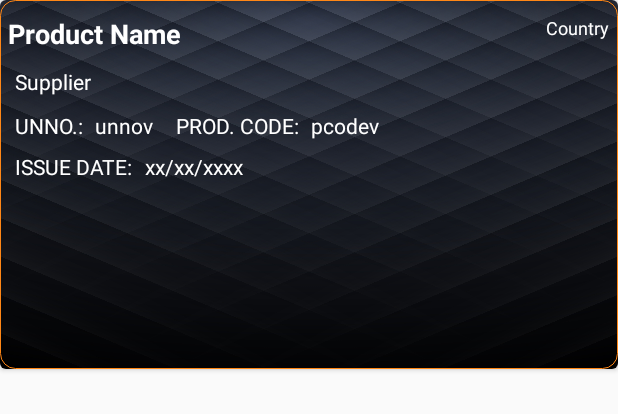
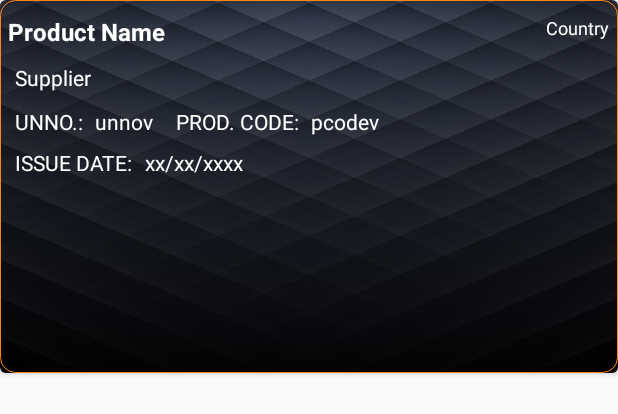
Before and after one commit to chemical-safety-international/InfosafeCSI-onMove-Android-, an Android app: the layout searchtable_item.xml on its own in the app's theme, with its tools: preview values and no code run, on a phone screen of 412 x 824 dp. Shown: the top 414 px of the screen. Run offline under Robolectric (Android 15) with nearby library versions, the phone set to English and light mode, and no system bars.

Commit message:
Adjust some of layouts

```diff
--- a/InfosafeCSIonMoveAndroid/app/src/main/res/layout/searchtable_item.xml
+++ b/InfosafeCSIonMoveAndroid/app/src/main/res/layout/searchtable_item.xml
@@ -64,7 +64,7 @@
             android:layout_height="60dp"
             android:layout_marginStart="10dp"
             android:layout_marginLeft="10dp"
-            android:layout_marginBottom="10dp"
+            android:layout_marginBottom="15dp"
             android:contentDescription="@string/table_Img5"
             app:layout_constraintBottom_toBottomOf="parent"
             app:layout_constraintStart_toEndOf="@+id/img4"
@@ -82,7 +82,7 @@
             android:layout_marginRight="5dp"
             android:text="@string/table_pname"
             android:textColor="@android:color/white"
-            android:textSize="18sp"
+            android:textSize="16sp"
             android:textStyle="bold"
             app:layout_constraintEnd_toStartOf="@+id/country"
             app:layout_constraintStart_toStartOf="parent"
```
